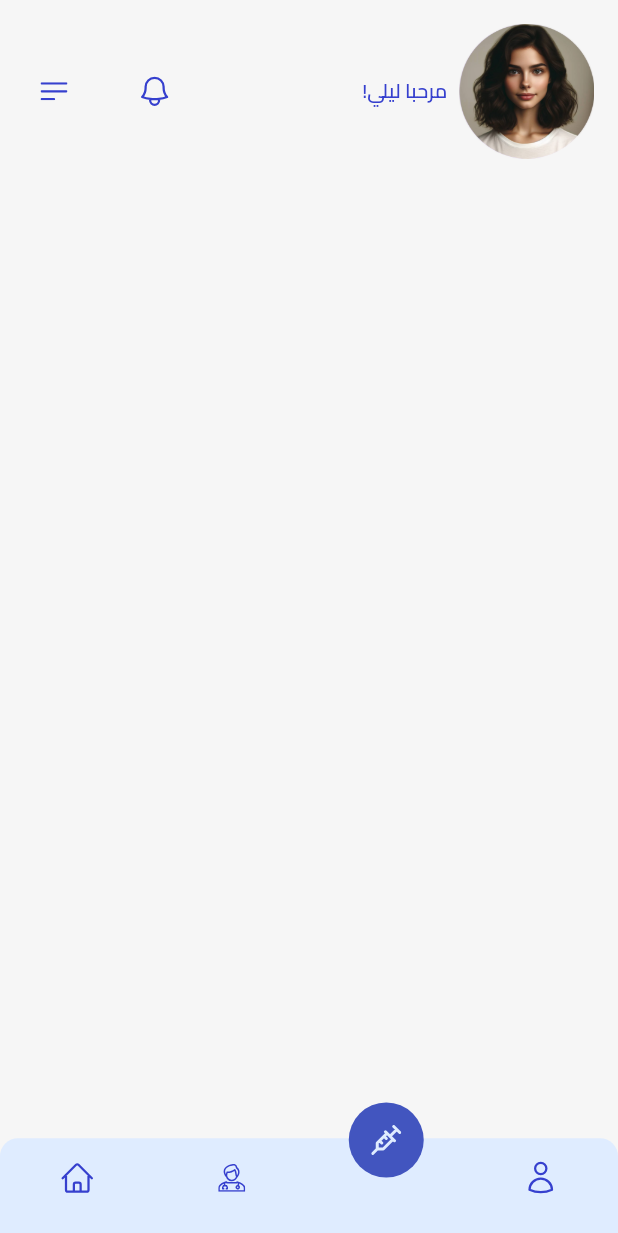
After one commit to mohamedamr77/gradution_project, a Flutter app: the screen it shows after launch, swiped to page 3, on a phone screen of 412 x 824 dp. The commit adds this screen. Shown: the top 1233 px of the screen. Run offline on Flutter 3.47's test engine with Material 3 defaults, Android fonts, the phone set to English and light mode, and no system bars; our stand-ins replace bloc, equatable, flutter_bloc, flutter_svg, fluttertoast, image_picker and 4 more; project files that could hold a hidden picture were left out.

Commit message:
inital vaccine times

```diff
--- a/lib/features/bottom_nav_bar/presentation/view/bottom_nav_bar_screen.dart
+++ b/lib/features/bottom_nav_bar/presentation/view/bottom_nav_bar_screen.dart
@@ -5,7 +5,7 @@ import 'package:gradutionproject/features/drawer/presentation/view/widget/drawer
 import '../../../account/presentation/view/account_screen.dart';
 import '../../../doctors/presentation/view/doctors_screen.dart';
 import '../../../home/presentation/view/home_screen.dart';
-import '../../../vaccine/presentation/view/vaccine_screen.dart';
+import '../../../vaccine_times/presentation/view/vaccine_times_screen.dart';
 import '../../data/model/bottom_nav_icaon_list.dart';
 
 class BottomNavBarScreen extends StatefulWidget {
@@ -20,7 +20,7 @@ class _BottomNavBarScreenState extends State<BottomNavBarScreen> {
   var navPages = [
     const HomeScreen(),
     const DoctorsScreen(),
-    const VaccineScreen(),
+    const VaccineTimesScreen(),
     const AccountScreen(),
   ];
 
--- /dev/null
+++ b/lib/features/vaccine_times/presentation/view/vaccine_times_screen.dart
@@ -0,0 +1,11 @@
+import 'package:flutter/material.dart';
+import 'package:gradutionproject/features/vaccine_times/presentation/view/widgets/vaccine_times_body.dart';
+
+class VaccineTimesScreen extends StatelessWidget {
+  const VaccineTimesScreen({super.key});
+
+  @override
+  Widget build(BuildContext context) {
+    return const VaccineTimesBody();
+  }
+}
--- /dev/null
+++ b/lib/features/vaccine_times/presentation/view/widgets/vaccine_times_body.dart
@@ -0,0 +1,23 @@
+import 'package:flutter/material.dart';
+
+import '../../../../../core/shared_widget/header_home_section.dart';
+
+class VaccineTimesBody extends StatelessWidget {
+  const VaccineTimesBody({super.key});
+
+  @override
+  Widget build(BuildContext context) {
+    return const Padding(
+      padding: EdgeInsets.only(
+        top: 16,
+        left: 16,
+        right: 16,
+      ),
+      child: CustomScrollView(
+        slivers: [
+          SliverToBoxAdapter(child: HeaderBottomNavBarScreen()),
+        ],
+      ),
+    );
+  }
+}
```
Also changed, not shown: lib/features/vaccine/presentation/view/vaccine_screen.dart (deleted, +0 -13 lines), lib/features/vaccine/presentation/view/widgets/vaccine_body.dart (deleted, +0 -12 lines).
